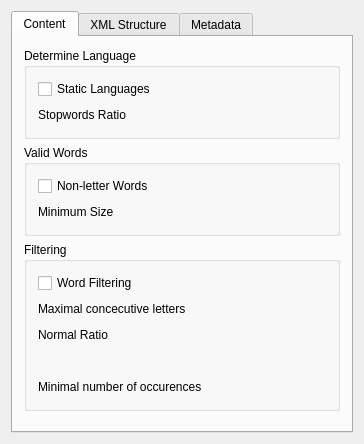
Qt form xml/frontend/kde/config.ui (pfrancq/galilei) before a commit.
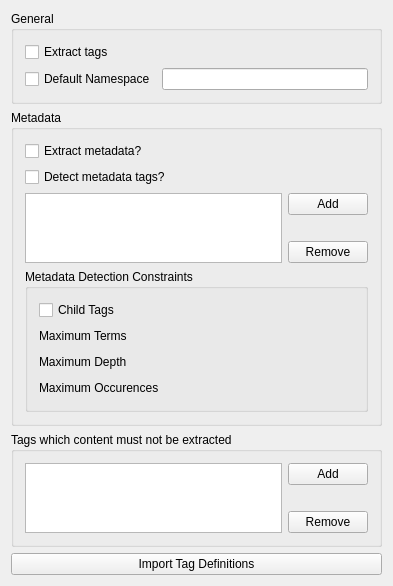
The same form after that commit. Custom widgets are drawn as their Qt base class.

Commit message: - Rewritten of the XML plug-in. - Detect the document divisions for XHTML files. - Update copyleft dates to 2012.

Diff of the .ui file:
```diff
--- a/xml/frontend/kde/config.ui
+++ b/xml/frontend/kde/config.ui
@@ -6,12 +6,12 @@
    <rect>
     <x>0</x>
     <y>0</y>
-    <width>364</width>
-    <height>444</height>
+    <width>393</width>
+    <height>560</height>
    </rect>
   </property>
   <property name="windowTitle">
-   <string>Configure Text Analyser</string>
+   <string>Configure XML Filter</string>
   </property>
   <property name="toolTip">
    <string/>
@@ -22,384 +22,20 @@
   <property name="sizeGripEnabled" stdset="0">
    <bool>true</bool>
   </property>
-  <layout class="QVBoxLayout" name="verticalLayout_7">
-   <item>
-    <widget class="QTabWidget" name="tabWidget2">
-     <property name="currentIndex">
-      <number>0</number>
-     </property>
-     <widget class="QWidget" name="tab">
-      <attribute name="title">
-       <string>Content</string>
-      </attribute>
-      <layout class="QVBoxLayout" name="verticalLayout_5">
-       <item>
-        <widget class="QGroupBox" name="groupBox">
-         <property name="title">
-          <string>Determine Language</string>
-         </property>
-         <layout class="QVBoxLayout" name="verticalLayout">
-          <item>
-           <widget class="QCheckBox" name="StaticLang">
-            <property name="toolTip">
-             <string>Set if the languages are static.</string>
-            </property>
-            <property name="whatsThis">
-             <string>When the languages are static and when the content of a document is changed, the system supposes that the language of this document has not changed.&lt;br&gt;
-When the languages are not static, the language of a document is always determinewhen the document is analysed.</string>
-            </property>
-            <property name="text">
-             <string>Static Languages</string>
-            </property>
-           </widget>
-          </item>
-          <item>
-           <layout class="QHBoxLayout">
-            <item>
-             <widget class="QLabel" name="textLabel1">
-              <property name="text">
-               <string>Stopwords Ratio</string>
-              </property>
-              <property name="wordWrap">
-               <bool>false</bool>
-              </property>
-             </widget>
-            </item>
-            <item>
-             <widget class="KDoubleNumInput" name="MinStopWords">
-              <property name="toolTip">
-               <string>Set the minimum stopword ratio.</string>
-              </property>
-              <property name="whatsThis">
-               <string>To determine the language of a document, the following method is used:
-&lt;ol&gt;
-&lt;li&gt; For each language defined in the system, the ratio of the number of different stopwords over the overall number of different words contained in the document is computed.&lt;/li&gt;
-&lt;li&gt; All the languages having this ratio lower than the &lt;b&gt;minimum stopword ratio&lt;/b&gt; are elminated.&lt;/li&gt;
-&lt;li&gt; The language with the highest number of occurences of stopwords is assigned to the document.&lt;li&gt;
-&lt;/ol&gt;</string>
-              </property>
-             </widget>
-            </item>
-            <item>
-             <spacer name="spacer2">
-              <property name="orientation">
-               <enum>Qt::Horizontal</enum>
-              </property>
-              <property name="sizeType">
-               <enum>QSizePolicy::Expanding</enum>
-              </property>
-              <property name="sizeHint" stdset="0">
-               <size>
-                <width>0</width>
-                <height>20</height>
-               </size>
-              </property>
-             </spacer>
-            </item>
-           </layout>
-          </item>
-         </layout>
-        </widget>
-       </item>
-       <item>
-        <widget class="QGroupBox" name="groupBox_2">
-         <property name="title">
-          <string>Valid Words</string>
-         </property>
          <layout class="QVBoxLayout" name="verticalLayout_2">
           <item>
-           <widget class="QCheckBox" name="NonLetterWords">
-            <property name="toolTip">
-             <string>Should non letter words be used.</string>
-            </property>
-            <property name="whatsThis">
-             <string>When analysing a document, it is possible to use for the description only words containing letters.</string>
-            </property>
-            <property name="text">
-             <string>Non-letter Words</string>
-            </property>
-           </widget>
-          </item>
-          <item>
-           <layout class="QHBoxLayout">
-            <item>
-             <widget class="QLabel" name="textLabel2">
-              <property name="text">
-               <string>Minimum Size</string>
-              </property>
-              <property name="wordWrap">
-               <bool>false</bool>
-              </property>
-             </widget>
-            </item>
-            <item>
-             <widget class="KIntNumInput" name="MinWordSize">
-              <property name="toolTip">
-               <string>Specify the minimum size of words.</string>
-              </property>
-              <property name="whatsThis">
-               <string>When a word is contained in the document and its size is lower than this threshold, the word is not used.</string>
-              </property>
-             </widget>
-            </item>
-            <item>
-             <spacer name="spacer3">
-              <property name="orientation">
-               <enum>Qt::Horizontal</enum>
-              </property>
-              <property name="sizeType">
-               <enum>QSizePolicy::Expanding</enum>
-              </property>
-              <property name="sizeHint" stdset="0">
-               <size>
-                <width>0</width>
-                <height>20</height>
-               </size>
-              </property>
-             </spacer>
-            </item>
-           </layout>
-          </item>
-         </layout>
-        </widget>
-       </item>
-       <item>
-        <widget class="QGroupBox" name="groupFiltering">
-         <property name="title">
-          <string>Filtering</string>
-         </property>
-         <layout class="QVBoxLayout" name="verticalLayout_3">
-          <item>
-           <widget class="QCheckBox" name="Filtering">
-            <property name="toolTip">
-             <string>Specify if the word filtering is enabled.</string>
-            </property>
-            <property name="whatsThis">
-             <string>The plug-in can filter the words that are used to index the documents based on several criteria.</string>
-            </property>
-            <property name="text">
-             <string>Word Filtering</string>
-            </property>
-           </widget>
-          </item>
-          <item>
-           <layout class="QHBoxLayout">
-            <item>
-             <widget class="QLabel" name="textLabel1_2">
-              <property name="toolTip">
-               <string>Maximum number of following occurences of same letter.</string>
-              </property>
-              <property name="whatsThis">
-               <string>Maximum number of following occurences of same letter.</string>
-              </property>
-              <property name="text">
-               <string>Maximal concecutive letters</string>
-              </property>
-              <property name="wordWrap">
-               <bool>false</bool>
-              </property>
-             </widget>
-            </item>
-            <item>
-             <widget class="KIntNumInput" name="NbSameOccur">
-              <property name="toolTip">
-               <string>Maximum number of following occurences of same letter.</string>
-              </property>
-              <property name="whatsThis">
-               <string>Maximum number of following occurences of same letter.</string>
-              </property>
-             </widget>
-            </item>
-            <item>
-             <spacer name="spacer6">
-              <property name="orientation">
-               <enum>Qt::Horizontal</enum>
-              </property>
-              <property name="sizeType">
-               <enum>QSizePolicy::Expanding</enum>
-              </property>
-              <property name="sizeHint" stdset="0">
-               <size>
-                <width>0</width>
-                <height>20</height>
-               </size>
-              </property>
-             </spacer>
-            </item>
-            <item>
-             <widget class="KIntNumInput" name="NbSameOccur">
-              <property name="toolTip">
-               <string>Maximum number of following occurences of same letter.</string>
-              </property>
-              <property name="whatsThis">
-               <string>Maximum number of following occurences of same letter.</string>
-              </property>
-             </widget>
-            </item>
-           </layout>
-          </item>
-          <item>
-           <layout class="QHBoxLayout">
-            <item>
-             <widget class="QLabel" name="textLabel2_2">
-              <property name="toolTip">
-               <string>Value of the ratio of normal letters on the total number of letters to be considered as a valid.</string>
-              </property>
-              <property name="whatsThis">
-               <string>Value of the ratio of normal letters on the total number of letters to be considered as a valid.</string>
-              </property>
-              <property name="text">
-               <string>Normal Ratio</string>
-              </property>
-              <property name="wordWrap">
-               <bool>false</bool>
-              </property>
-             </widget>
-            </item>
-            <item>
-             <widget class="KDoubleNumInput" name="NormalRatio">
-              <property name="toolTip">
-               <string>Value of the ratio of normal letters on the total number of letters to be considered as a valid.</string>
-              </property>
-              <property name="whatsThis">
-               <string>Value of the ratio of normal letters on the total number of letters to be considered as a valid.</string>
-              </property>
-             </widget>
-            </item>
-            <item>
-             <spacer name="spacer7">
-              <property name="orientation">
-               <enum>Qt::Horizontal</enum>
-              </property>
-              <property name="sizeType">
-               <enum>QSizePolicy::Expanding</enum>
-              </property>
-              <property name="sizeHint" stdset="0">
-               <size>
-                <width>0</width>
-                <height>20</height>
-               </size>
-              </property>
-             </spacer>
-            </item>
-           </layout>
-          </item>
-          <item>
-           <layout class="QHBoxLayout" name="horizontalLayout">
-            <item>
-             <widget class="KDoubleNumInput" name="NormalRatio">
-              <property name="toolTip">
-               <string>Value of the ratio of normal letters on the total number of letters to be considered as a valid.</string>
-              </property>
-              <property name="whatsThis">
-               <string>Value of the ratio of normal letters on the total number of letters to be considered as a valid.</string>
-              </property>
-             </widget>
-            </item>
-            <item>
-             <widget class="KIntNumInput" name="MinOccurs">
-              <property name="toolTip">
-               <string>Minimal number of occurrences of the word in the document.</string>
-              </property>
-              <property name="whatsThis">
-               <string>Minimal number of occurrences of the word in the document.</string>
-              </property>
-             </widget>
-            </item>
-            <item>
-             <spacer name="horizontalSpacer">
-              <property name="orientation">
-               <enum>Qt::Horizontal</enum>
-              </property>
-              <property name="sizeHint" stdset="0">
-               <size>
-                <width>0</width>
-                <height>20</height>
-               </size>
-              </property>
-             </spacer>
-            </item>
-           </layout>
-          </item>
-          <item>
-           <layout class="QHBoxLayout" name="horizontalLayout">
-            <item>
-             <widget class="QLabel" name="label">
-              <property name="toolTip">
-               <string>Minimal number of occurrences of the word in the document.</string>
-              </property>
-              <property name="whatsThis">
-               <string>Minimal number of occurrences of the word in the document.</string>
-              </property>
-              <property name="text">
-               <string>Minimal number of occurences</string>
-              </property>
-             </widget>
-            </item>
-            <item>
-             <spacer name="horizontalSpacer">
-              <property name="orientation">
-               <enum>Qt::Horizontal</enum>
-              </property>
-              <property name="sizeHint" stdset="0">
-               <size>
-                <width>40</width>
-                <height>20</height>
-               </size>
-              </property>
-             </spacer>
-            </item>
-            <item>
-             <widget class="KIntNumInput" name="MinOccurs">
-              <property name="toolTip">
-               <string>Minimal number of occurrences of the word in the document.</string>
-              </property>
-              <property name="whatsThis">
-               <string>Minimal number of occurrences of the word in the document.</string>
-              </property>
-             </widget>
-            </item>
-           </layout>
-          </item>
-         </layout>
-        </widget>
-       </item>
-       <item>
-        <spacer name="spacer11">
-         <property name="orientation">
-          <enum>Qt::Vertical</enum>
-         </property>
-         <property name="sizeType">
-          <enum>QSizePolicy::Expanding</enum>
-         </property>
-         <property name="sizeHint" stdset="0">
-          <size>
-           <width>20</width>
-           <height>16</height>
-          </size>
-         </property>
-        </spacer>
-       </item>
-      </layout>
-     </widget>
-     <widget class="QWidget" name="TabPage">
-      <attribute name="title">
-       <string>XML Structure</string>
-      </attribute>
-      <layout class="QVBoxLayout" name="verticalLayout_6">
-       <item>
         <widget class="QGroupBox" name="groupBox7">
          <property name="title">
           <string>General</string>
          </property>
          <layout class="QVBoxLayout">
           <item>
-           <widget class="QCheckBox" name="ExtractStruct">
+       <widget class="QCheckBox" name="ExtractSemantic">
             <property name="toolTip">
              <string>Index the tags and the attributes.</string>
             </property>
             <property name="text">
-             <string>Index Tags and Attributes</string>
+         <string>Extract tags</string>
             </property>
            </widget>
           </item>
@@ -423,146 +59,39 @@
             </item>
            </layout>
           </item>
-          <item>
-           <widget class="QCheckBox" name="FullIndex">
-            <property name="toolTip">
-             <string>Index the whole tree structure.</string>
-            </property>
-            <property name="text">
-             <string>Index Tree</string>
-            </property>
-           </widget>
-          </item>
          </layout>
         </widget>
        </item>
        <item>
-        <widget class="QGroupBox" name="groupBox6">
+    <widget class="QGroupBox" name="groupBox_2">
          <property name="title">
-          <string>Content Association</string>
-         </property>
-         <layout class="QVBoxLayout">
-          <item>
-           <layout class="QHBoxLayout">
-            <item>
-             <widget class="QCheckBox" name="StructIsContent">
-              <property name="toolTip">
-               <string>Should the structural tokens be indexed as normal context.</string>
-              </property>
-              <property name="text">
-               <string>Structural Tokens</string>
-              </property>
-             </widget>
-            </item>
-            <item>
-             <widget class="KDoubleNumInput" name="WeightStruct">
-              <property name="toolTip">
-               <string>Weight associated to the structural tokens indexed.</string>
-              </property>
-             </widget>
-            </item>
-            <item>
-             <spacer name="spacer15_2">
-              <property name="orientation">
-               <enum>Qt::Horizontal</enum>
-              </property>
-              <property name="sizeType">
-               <enum>QSizePolicy::Expanding</enum>
-              </property>
-              <property name="sizeHint" stdset="0">
-               <size>
-                <width>0</width>
-                <height>20</height>
-               </size>
-              </property>
-             </spacer>
-            </item>
-           </layout>
-          </item>
-          <item>
-           <layout class="QHBoxLayout">
-            <item>
-             <widget class="QCheckBox" name="ExtractValues">
-              <property name="toolTip">
-               <string>Should the attributes values be indexed as normal context.</string>
-              </property>
-              <property name="text">
-               <string>Attributes Values</string>
-              </property>
-             </widget>
-            </item>
-            <item>
-             <widget class="KDoubleNumInput" name="WeightValues">
-              <property name="toolTip">
-               <string>Weight associated to the attribute values indexed.</string>
-              </property>
-             </widget>
-            </item>
-            <item>
-             <spacer name="spacer16">
-              <property name="orientation">
-               <enum>Qt::Horizontal</enum>
-              </property>
-              <property name="sizeType">
-               <enum>QSizePolicy::Expanding</enum>
-              </property>
-              <property name="sizeHint" stdset="0">
-               <size>
-                <width>0</width>
-                <height>20</height>
-               </size>
-              </property>
-             </spacer>
-            </item>
-           </layout>
-          </item>
-         </layout>
-        </widget>
-       </item>
-       <item>
-        <spacer name="verticalSpacer_2">
-         <property name="orientation">
-          <enum>Qt::Vertical</enum>
-         </property>
-         <property name="sizeHint" stdset="0">
-          <size>
-           <width>20</width>
-           <height>40</height>
-          </size>
-         </property>
-        </spacer>
-       </item>
-      </layout>
-     </widget>
-     <widget class="QWidget" name="tab_2">
-      <attribute name="title">
        <string>Metadata</string>
-      </attribute>
-      <layout class="QVBoxLayout" name="verticalLayout_8">
+     </property>
+     <layout class="QVBoxLayout" name="verticalLayout_3">
        <item>
-        <widget class="QCheckBox" name="ExtractIndex">
+       <widget class="QCheckBox" name="ExtractMetadata">
          <property name="toolTip">
           <string>Index the metatags.</string>
          </property>
          <property name="text">
-          <string>Metadata</string>
+         <string>Extract metadata?</string>
          </property>
         </widget>
        </item>
        <item>
-        <widget class="QCheckBox" name="DetectMetaTag">
+       <widget class="QCheckBox" name="DetectMetadataTag">
          <property name="toolTip">
           <string>Should the metatags be detected, or only those explicitly specified are used.</string>
          </property>
          <property name="text">
-          <string>Detect Metadata Tags</string>
+         <string>Detect metadata tags?</string>
          </property>
         </widget>
        </item>
        <item>
         <layout class="QHBoxLayout" name="horizontalLayout_2">
          <item>
-          <widget class="KListWidget" name="IndexTags">
+         <widget class="KListWidget" name="MetadataTags">
            <property name="toolTip">
             <string>List of tags to be considered as metadata tags.</string>
            </property>
@@ -571,7 +100,7 @@
          <item>
           <layout class="QVBoxLayout" name="verticalLayout_4">
            <item>
-            <widget class="QPushButton" name="AddTag">
+           <widget class="QPushButton" name="AddMetadataTag">
              <property name="text">
               <string>Add</string>
              </property>
@@ -591,7 +120,7 @@
             </spacer>
            </item>
            <item>
-            <widget class="QPushButton" name="RemoveTag">
+           <widget class="QPushButton" name="RemoveMetadataTag">
              <property name="text">
               <string>Remove</string>
              </property>
@@ -602,7 +131,13 @@
         </layout>
        </item>
        <item>
-        <widget class="QCheckBox" name="ChildTags">
+       <widget class="QGroupBox" name="MetadataDetection">
+        <property name="title">
+         <string>Metadata Detection Constraints</string>
+        </property>
+        <layout class="QVBoxLayout" name="verticalLayout">
+         <item>
+          <widget class="QCheckBox" name="MetadataChildTags">
          <property name="toolTip">
           <string>Can a detected metadata tag have child tags?</string>
          </property>
@@ -624,7 +159,7 @@
           </widget>
          </item>
          <item>
-          <widget class="KIntNumInput" name="MaxTerms">
+            <widget class="KIntNumInput" name="MetadataMaxTerms">
            <property name="toolTip">
             <string>Maximum number of words content in a tag to be detected as a metadata tags.</string>
            </property>
@@ -667,7 +202,7 @@
           </widget>
          </item>
          <item>
-          <widget class="KIntNumInput" name="MaxDepth">
+            <widget class="KIntNumInput" name="MetadataMaxDepth">
            <property name="toolTip">
             <string>Maximum depth of a tag to be detected as metadata.</string>
            </property>
@@ -710,7 +245,7 @@
           </widget>
          </item>
          <item>
-          <widget class="KIntNumInput" name="MaxOccurs">
+            <widget class="KIntNumInput" name="MetadataMaxOccurs">
            <property name="toolTip">
             <string>Maximum number of occurrences of tag to be detected as a metadata tag.</string>
            </property>
@@ -736,6 +271,78 @@
        </item>
       </layout>
      </widget>
+      </item>
+     </layout>
+    </widget>
+   </item>
+   <item>
+    <widget class="QGroupBox" name="groupBox_3">
+     <property name="title">
+      <string>Tags which content must not be extracted</string>
+     </property>
+     <layout class="QVBoxLayout" name="verticalLayout_6">
+      <item>
+       <layout class="QHBoxLayout" name="horizontalLayout_3">
+        <item>
+         <widget class="KListWidget" name="ExcludeTags">
+          <property name="toolTip">
+           <string>List of tags to be considered as metadata tags.</string>
+          </property>
+         </widget>
+        </item>
+        <item>
+         <layout class="QVBoxLayout" name="verticalLayout_5">
+          <item>
+           <widget class="QPushButton" name="AddExcludeTag">
+            <property name="text">
+             <string>Add</string>
+            </property>
+           </widget>
+          </item>
+          <item>
+           <spacer name="verticalSpacer_3">
+            <property name="orientation">
+             <enum>Qt::Vertical</enum>
+            </property>
+            <property name="sizeHint" stdset="0">
+             <size>
+              <width>20</width>
+              <height>28</height>
+             </size>
+            </property>
+           </spacer>
+          </item>
+          <item>
+           <widget class="QPushButton" name="RemoveExcludeTag">
+            <property name="text">
+             <string>Remove</string>
+            </property>
+           </widget>
+          </item>
+         </layout>
+        </item>
+       </layout>
+      </item>
+     </layout>
+    </widget>
+   </item>
+   <item>
+    <widget class="QPushButton" name="ImportTags">
+     <property name="toolTip">
+      <string>Import a XML file containing definitions of tags</string>
+     </property>
+     <property name="whatsThis">
+      <string>Import a XML file which contain definition of tags. In practice, the file must be formed as:
+&lt;?xml version=&quot;1.0&quot; encoding=&quot;utf8&quot;?&gt;
+&lt;tags&gt;
+&lt;exclude&gt;http://mytags.org:support&lt;/exclude&gt;
+&lt;metadata&gt;http://purl.org/dc/elements/1.1:title&lt;/metadata&gt;
+&lt;metadata&gt;http://purl.org/dc/elements/1.1:author&lt;/metadata&gt;
+&lt;/tags&gt;</string>
+     </property>
+     <property name="text">
+      <string>Import Tag Definitions</string>
+     </property>
     </widget>
    </item>
   </layout>
@@ -748,11 +355,6 @@
    <extends>QListWidget</extends>
    <header>klistwidget.h</header>
   </customwidget>
-  <customwidget>
-   <class>KDoubleNumInput</class>
-   <extends>QWidget</extends>
-   <header>knuminput.h</header>
-  </customwidget>
   <customwidget>
    <class>KIntNumInput</class>
    <extends>QWidget</extends>
```
Left out of the diff: 98 changed lines with no effect on the pictures. Lines whose indentation alone changed are shown as unchanged. The commit also changes 28 other files.
